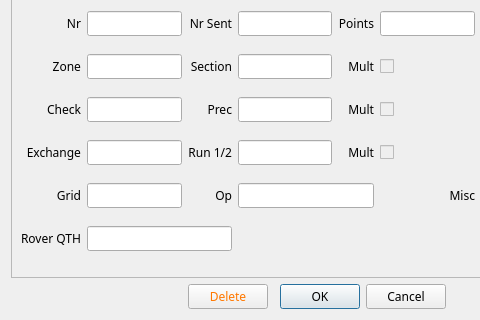
Qt form not1mm/data/editcontact.ui (mbridak/not1mm) before a commit; both pictures show x 0 to 480 and y 318 to 638 of the 639 by 638 pixel window.
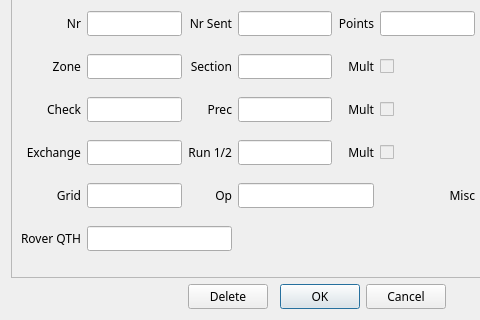
The same form after that commit.

Commit message: @mbridak fix: EditContact dialog had no theme applied.

Diff of the .ui file:
```diff
--- a/not1mm/data/editcontact.ui
+++ b/not1mm/data/editcontact.ui
@@ -753,9 +753,6 @@
          <property name="accessibleDescription">
           <string>delete contact.</string>
          </property>
-         <property name="styleSheet">
-          <string notr="true">color: rgb(255, 120, 0);</string>
-         </property>
          <property name="text">
           <string>Delete</string>
          </property>
```
The commit also changes 3 other files.
